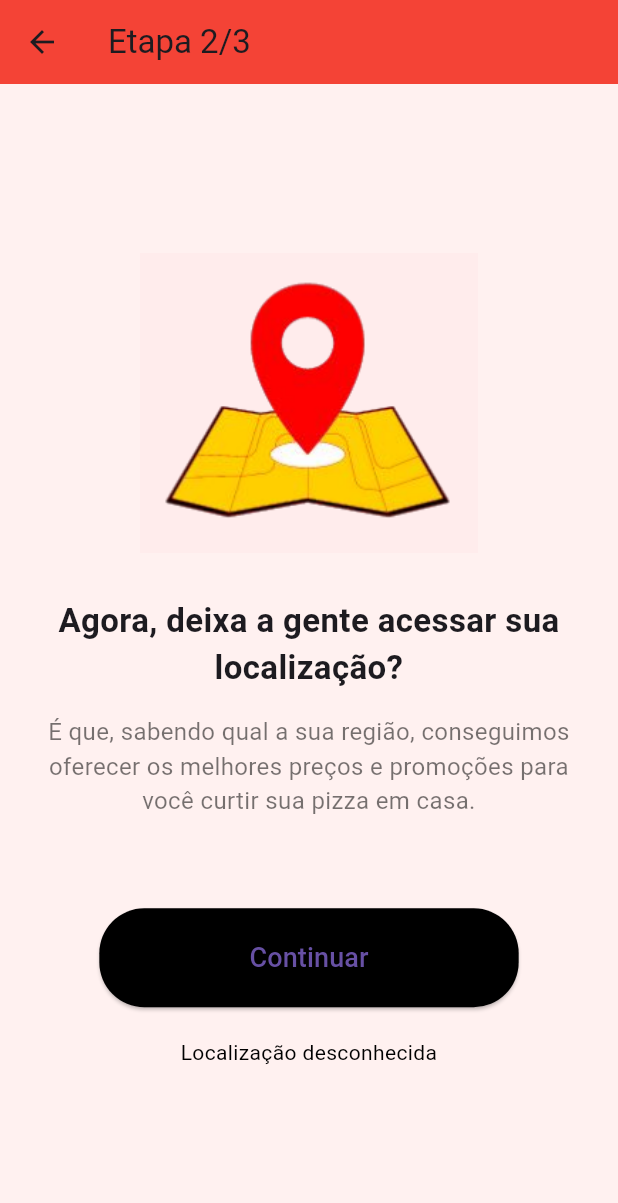
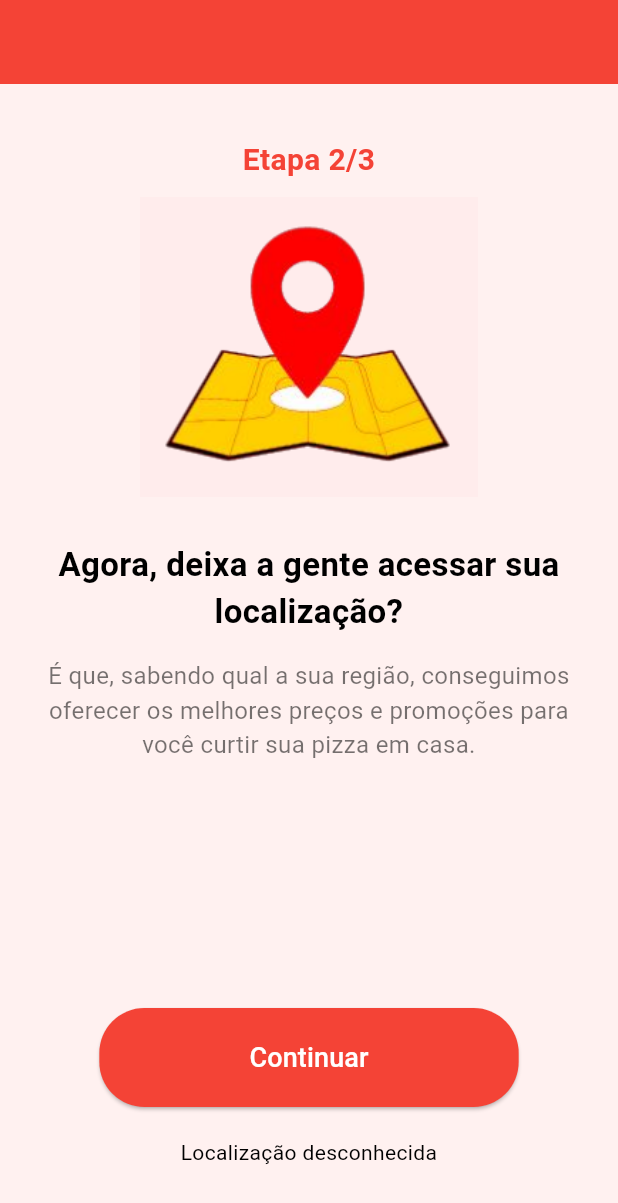
Before and after one commit to flavioacmf/Pizza_DEV_Mobiile, a Flutter app: the TelaLocalizacao screen opened directly, on a phone screen of 412 x 824 dp. Shown: the top 1203 px of the screen. Run offline on Flutter 3.47's test engine with Material 3 defaults, Android fonts, the phone set to English and light mode, and no system bars; our stand-ins replace flutter_masked_text2, geolocator.

Commit message:
Fiz conexão entre a novas telas que foram criadas e comecei a ajustar as o desing das telas

```diff
--- a/flutter_appnovo/lib/telas/TelaLocalizacao.dart
+++ b/flutter_appnovo/lib/telas/TelaLocalizacao.dart
@@ -74,13 +74,39 @@ class _TelaLocalizacaoState extends State<TelaLocalizacao> {
       backgroundColor: Color(0xFFFFF1F0),
       appBar: AppBar(
         backgroundColor: Colors.red,
-        title: Text('Etapa 2/3'),
+        leading: Padding(
+          padding: const EdgeInsets.only(
+              top: 60.0), // Ajuste esse valor para mover a seta para baixo
+          child: IconButton(
+            icon: Icon(
+              Icons.arrow_back,
+              color:
+                  const Color.fromARGB(255, 0, 0, 0), // Ícone de seta de voltar
+            ),
+            onPressed: () {
+              Navigator.pop(context);
+            },
+          ),
+        ),
       ),
       body: Padding(
         padding: const EdgeInsets.all(16.0),
         child: Column(
-          mainAxisAlignment: MainAxisAlignment.center,
+          crossAxisAlignment: CrossAxisAlignment.center,
           children: [
+            SizedBox(
+                height:
+                    20), // Espaçamento logo abaixo da faixa vermelha para descer a seta
+            Text(
+              'Etapa 2/3',
+              style: TextStyle(
+                fontSize: 20,
+                fontWeight: FontWeight.bold,
+                color: Colors.red,
+              ),
+              textAlign: TextAlign.center,
+            ),
+            SizedBox(height: 10),
             Image.asset(
               'lib/assets/location_icon.png', // Ícone da localização
               height: 200,
@@ -91,6 +117,7 @@ class _TelaLocalizacaoState extends State<TelaLocalizacao> {
               style: TextStyle(
                 fontSize: 22,
                 fontWeight: FontWeight.bold,
+                color: Colors.black, // Texto em preto
               ),
               textAlign: TextAlign.center,
             ),
@@ -103,11 +130,13 @@ class _TelaLocalizacaoState extends State<TelaLocalizacao> {
               ),
               textAlign: TextAlign.center,
             ),
-            SizedBox(height: 60),
+            Spacer(), // Espaçamento flexível para manter o botão no final da tela
             ElevatedButton(
-              onPressed: _obterPermissaoLocalizacao, // Chama a função ao clicar no botão
+              onPressed:
+                  _obterPermissaoLocalizacao, // Chama a função ao clicar no botão
               style: ElevatedButton.styleFrom(
-                backgroundColor: Colors.black,
+                backgroundColor:
+                    Colors.red, // Cor de fundo do botão em vermelho
                 padding: EdgeInsets.symmetric(horizontal: 100, vertical: 20),
                 shape: RoundedRectangleBorder(
                   borderRadius: BorderRadius.circular(30),
@@ -115,7 +144,8 @@ class _TelaLocalizacaoState extends State<TelaLocalizacao> {
               ),
               child: Text(
                 'Continuar',
-                style: TextStyle(fontSize: 18),
+                style: TextStyle(
+                    fontSize: 18, color: Colors.white), // Texto em branco
               ),
             ),
             SizedBox(height: 20),
@@ -125,6 +155,7 @@ class _TelaLocalizacaoState extends State<TelaLocalizacao> {
               textAlign: TextAlign.center,
               style: TextStyle(color: Colors.black),
             ),
+            SizedBox(height: 30), // Espaçamento final
           ],
         ),
       ),
```
Also changed, not shown: flutter_appnovo/lib/telas/AddressScreen.dart (+8 -1 lines), flutter_appnovo/lib/telas/CadastroScreen.dart (+7 -1 lines), flutter_appnovo/lib/telas/CpfScreen.dart (+8 -1 lines), flutter_appnovo/lib/telas/CreatePasswordScreen.dart (+8 -1 lines), flutter_appnovo/lib/telas/LoginScreen.dart (+6 -1 lines), flutter_appnovo/lib/telas/NovoCadastro.dart (+7 -0 lines).
